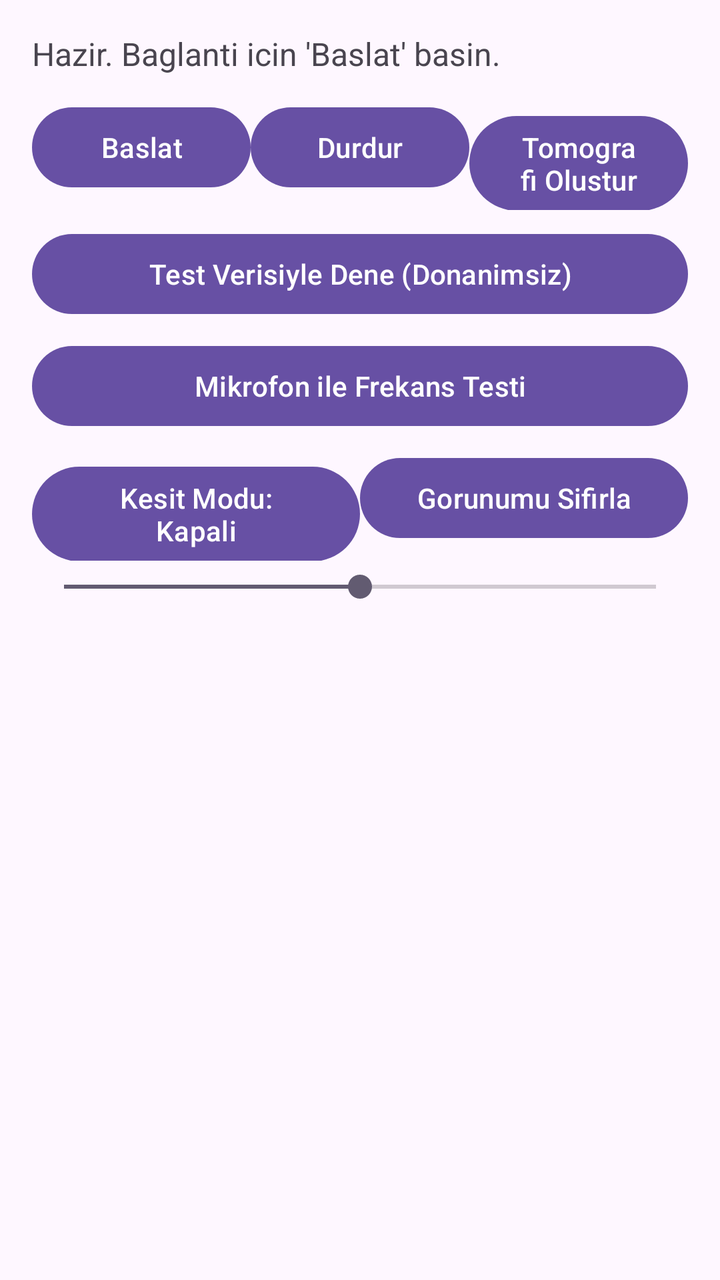
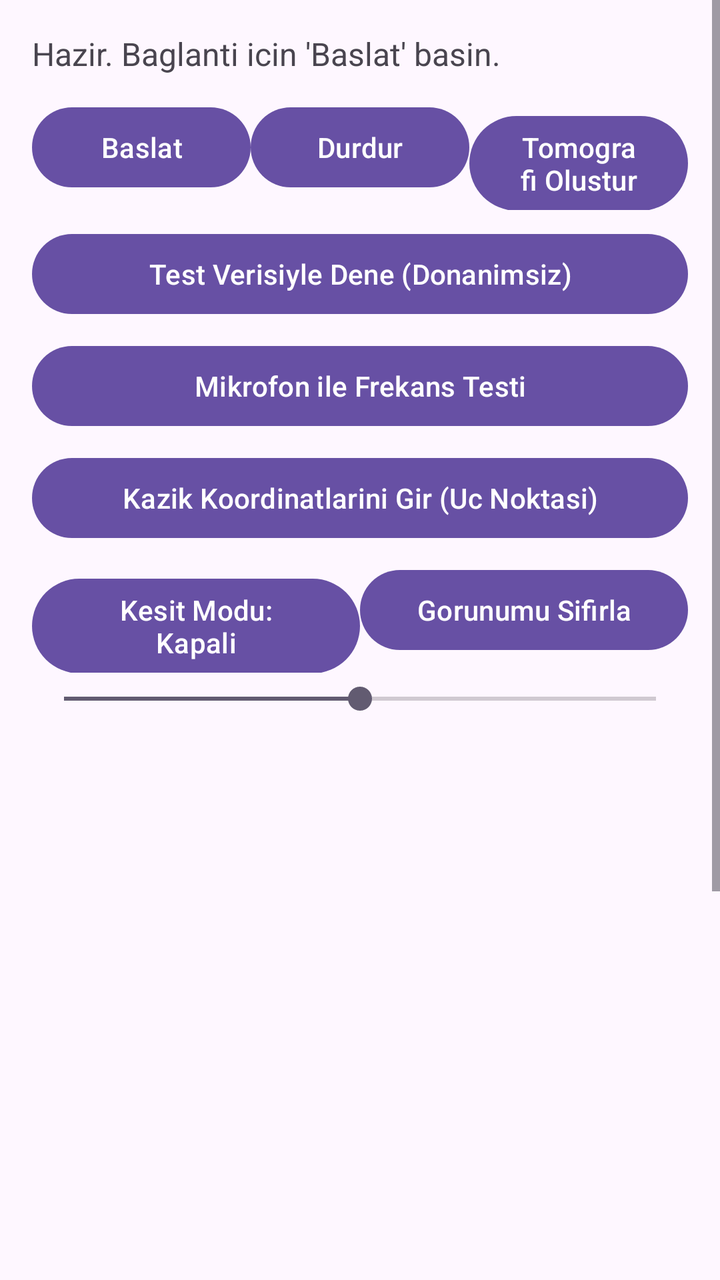

Compare the two renders of this Android layout. The source of the first and the diff that turns it into the second are given below.
<!-- AndroidManifest.xml: application theme Theme.Material3.DayNight.NoActionBar -->
<!-- res/layout/activity_main.xml -->
<?xml version="1.0" encoding="utf-8"?>
<LinearLayout xmlns:android="http://schemas.android.com/apk/res/android"
    android:layout_width="match_parent"
    android:layout_height="match_parent"
    android:orientation="vertical"
    android:padding="16dp">

    <TextView
        android:id="@+id/statusText"
        android:layout_width="match_parent"
        android:layout_height="wrap_content"
        android:text="Hazir. Baglanti icin 'Baslat' basin."
        android:textSize="16sp"
        android:paddingBottom="12dp" />

    <LinearLayout
        android:layout_width="match_parent"
        android:layout_height="wrap_content"
        android:orientation="horizontal">

        <Button
            android:id="@+id/startButton"
            android:layout_width="0dp"
            android:layout_height="wrap_content"
            android:layout_weight="1"
            android:text="Baslat" />

        <Button
            android:id="@+id/stopButton"
            android:layout_width="0dp"
            android:layout_height="wrap_content"
            android:layout_weight="1"
            android:text="Durdur" />

        <Button
            android:id="@+id/processButton"
            android:layout_width="0dp"
            android:layout_height="wrap_content"
            android:layout_weight="1"
            android:text="Tomografi Olustur" />
    </LinearLayout>

    <Button
        android:id="@+id/testButton"
        android:layout_width="match_parent"
        android:layout_height="wrap_content"
        android:layout_marginTop="8dp"
        android:text="Test Verisiyle Dene (Donanimsiz)" />

    <Button
        android:id="@+id/micTestButton"
        android:layout_width="match_parent"
        android:layout_height="wrap_content"
        android:layout_marginTop="8dp"
        android:text="Mikrofon ile Frekans Testi" />

    <LinearLayout
        android:layout_width="match_parent"
        android:layout_height="wrap_content"
        android:orientation="horizontal"
        android:layout_marginTop="8dp">

        <Button
            android:id="@+id/depthToggleButton"
            android:layout_width="0dp"
            android:layout_height="wrap_content"
            android:layout_weight="1"
            android:text="Kesit Modu: Kapali" />

        <Button
            android:id="@+id/resetViewButton"
            android:layout_width="0dp"
            android:layout_height="wrap_content"
            android:layout_weight="1"
            android:text="Gorunumu Sifirla" />
    </LinearLayout>

    <SeekBar
        android:id="@+id/depthSlider"
        android:layout_width="match_parent"
        android:layout_height="wrap_content"
        android:layout_marginTop="4dp"
        android:max="100"
        android:progress="50" />

    <TextView
        android:id="@+id/infoText"
        android:layout_width="match_parent"
        android:layout_height="wrap_content"
        android:text=""
        android:textSize="13sp"
        android:textColor="#555555"
        android:minLines="2"
        android:paddingTop="4dp" />

    <FrameLayout
        android:id="@+id/tomographyContainer"
        android:layout_width="match_parent"
        android:layout_height="0dp"
        android:layout_weight="1"
        android:layout_marginTop="8dp" />

</LinearLayout>
<!-- resources referenced by this layout -->
<resources>

</resources>

<!-- the commit's change to res/layout/activity_main.xml (unified diff, before → after) -->
@@ -1,7 +1,11 @@
 <?xml version="1.0" encoding="utf-8"?>
-<LinearLayout xmlns:android="http://schemas.android.com/apk/res/android"
+<ScrollView xmlns:android="http://schemas.android.com/apk/res/android"
     android:layout_width="match_parent"
-    android:layout_height="match_parent"
+    android:layout_height="match_parent">
+
+<LinearLayout
+    android:layout_width="match_parent"
+    android:layout_height="wrap_content"
     android:orientation="vertical"
     android:padding="16dp">
 
@@ -54,6 +58,13 @@
         android:layout_marginTop="8dp"
         android:text="Mikrofon ile Frekans Testi" />
 
+    <Button
+        android:id="@+id/stakeCoordButton"
+        android:layout_width="match_parent"
+        android:layout_height="wrap_content"
+        android:layout_marginTop="8dp"
+        android:text="Kazik Koordinatlarini Gir (Uc Noktasi)" />
+
     <LinearLayout
         android:layout_width="match_parent"
         android:layout_height="wrap_content"
@@ -96,8 +107,8 @@
     <FrameLayout
         android:id="@+id/tomographyContainer"
         android:layout_width="match_parent"
-        android:layout_height="0dp"
-        android:layout_weight="1"
+        android:layout_height="500dp"
         android:layout_marginTop="8dp" />
 
 </LinearLayout>
+</ScrollView>
